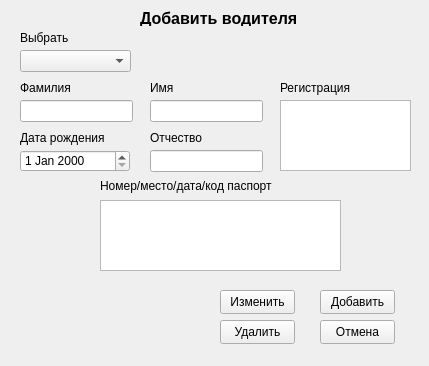
Before: the Qt Designer form my_helper/notebook/designer_ui/new_driver.ui in SmolPO/vertical, drawn with Qt 5.
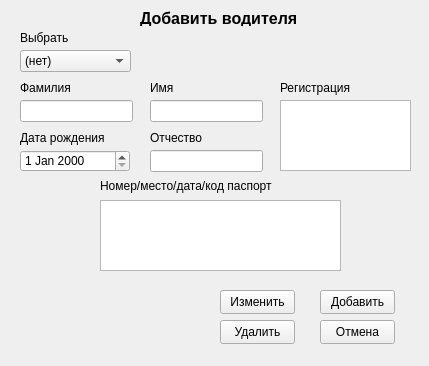
After: the same form once the commit is applied.

Patch:
```diff
--- a/my_helper/notebook/designer_ui/new_driver.ui
+++ b/my_helper/notebook/designer_ui/new_driver.ui
@@ -162,6 +162,11 @@
      <height>22</height>
     </rect>
    </property>
+   <item>
+    <property name="text">
+     <string>(нет)</string>
+    </property>
+   </item>
   </widget>
   <widget class="QLabel" name="label_6">
    <property name="geometry">
```
